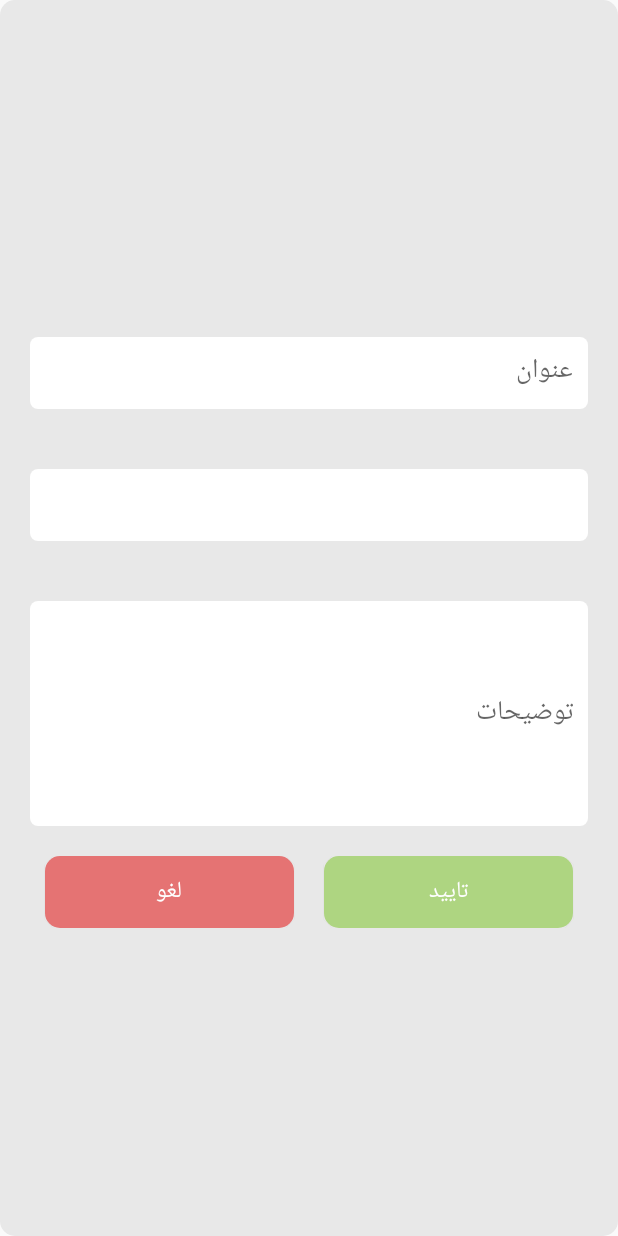
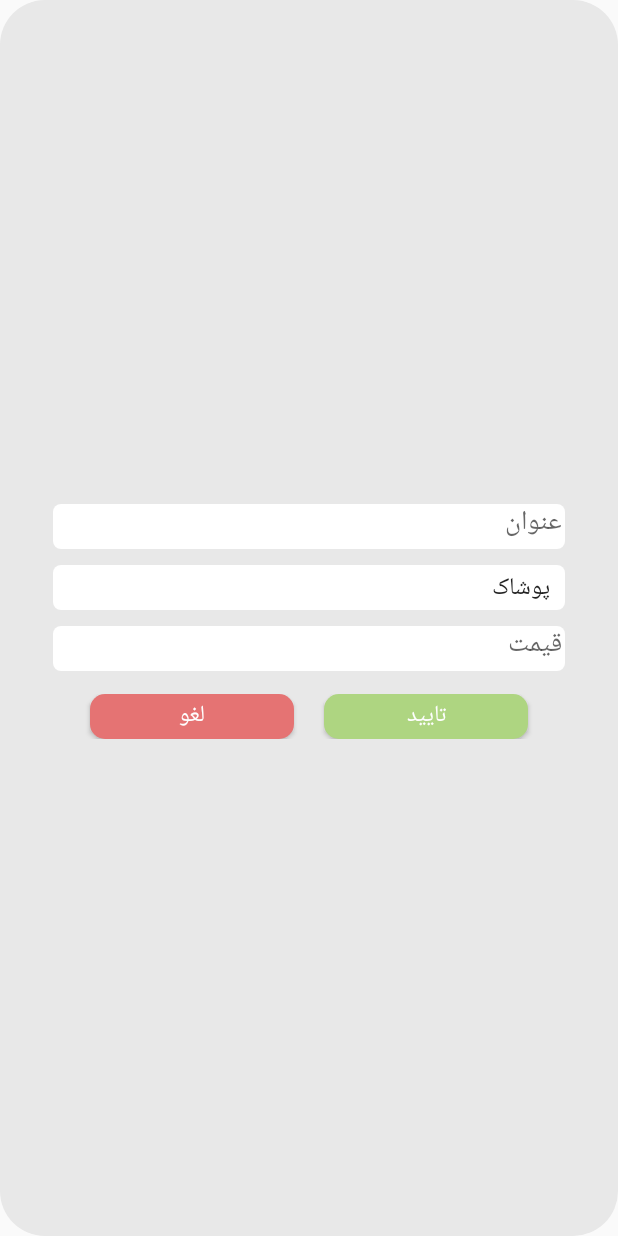
Before and after one commit to mohsen340/sendan, an Android app: the layout custom_dialog_insert_cost.xml on its own in the app's theme, with its tools: preview values and no code run, on a phone screen of 412 x 824 dp. Run offline under Robolectric (Android 15) with nearby library versions, the phone set to English and light mode, and no system bars.

Commit message:
modify dialog

```diff
--- a/app/src/main/res/drawable/back_dialog_finance_alert.xml
+++ b/app/src/main/res/drawable/back_dialog_finance_alert.xml
@@ -9,7 +9,7 @@
         <!--android:color="@color/colorAccent"/>-->
 
     <corners
-        android:radius="10dp"/>
+        android:radius="30dp"/>
 
 
 </shape>
--- a/app/src/main/res/layout/custom_dialog_insert_cost.xml
+++ b/app/src/main/res/layout/custom_dialog_insert_cost.xml
@@ -6,41 +6,46 @@
     android:layout_height="match_parent"
     android:background="@drawable/back_dialog_finance_alert"
     android:gravity="center"
+    android:padding="30dp"
 
     >
 
     <EditText
-        android:layout_margin="20dp"
-        android:padding="10dp"
+        android:layout_margin="5dp"
+        android:padding="2dp"
         android:hint="عنوان"
         android:layout_width="match_parent"
-        android:layout_height="48dp"
+        android:layout_height="30dp"
         android:background="@drawable/back_dialog_finance_alert_edittext"
         />
 
     <Spinner
-        android:layout_margin="20dp"
-        android:padding="10dp"
         android:layout_width="match_parent"
-        android:layout_height="48dp"
+        android:layout_height="30dp"
+        android:padding="2dp"
+        android:layout_margin="5dp"
         android:background="@drawable/back_dialog_finance_alert_edittext"
+        android:entries="@array/cost_types"
+        android:prompt="@string/type_choose"
         />
 
     <EditText
-        android:layout_margin="20dp"
-        android:padding="10dp"
-        android:hint="توضیحات"
         android:layout_width="match_parent"
-        android:layout_height="150dp"
+        android:layout_height="30dp"
+        android:layout_margin="5dp"
+        android:padding="2dp"
+        android:hint="قیمت"
         android:background="@drawable/back_dialog_finance_alert_edittext"
         />
 
     <LinearLayout
         android:layout_width="match_parent"
-        android:layout_height="48dp"
-        android:orientation="horizontal">
+        android:layout_height="30dp"
+        android:orientation="horizontal"
+        android:layout_marginTop="10dp">
 
         <Button
+            android:id="@+id/btn_cancel"
             android:layout_width="0dp"
             android:layout_weight="0.5"
             android:layout_height="match_parent"
@@ -52,6 +57,7 @@
             android:textSize="@dimen/font_size_medium"/>
 
         <Button
+            android:id="@+id/btn_ok"
             android:layout_width="0dp"
             android:layout_weight="0.5"
             android:layout_height="match_parent"
--- a/app/src/main/res/values/strings.xml
+++ b/app/src/main/res/values/strings.xml
@@ -3,4 +3,19 @@
 
     <!-- TODO: Remove or change this placeholder text -->
     <string name="hello_blank_fragment">Hello blank fragment</string>
+
+
+
+
+    <string name="type_choose">نوع هزینه یا درآمد خود را تعیین کنید</string>
+    <string-array name="cost_types">
+        <item>پوشاک</item>
+        <item>مواد غذایی</item>
+        <item>تفریح</item>
+        <item>ابزارآلات</item>
+        <item>ابزار الکترونیکی</item>
+        <item>سفر</item>
+        <item>ورزش</item>
+        <item>حقوق ماهیانه</item>
+    </string-array>
 </resources>
```
Also changed, not shown: app/src/main/java/sendan/sharif/sendan/view/fragment/FragmentFinance.java (+39 -1 lines), app/src/main/java/sendan/sharif/sendan/view/my_views/MyViews.java (+18 -18 lines).
